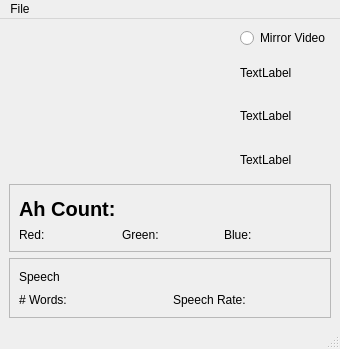
Old version of the form Final_Project.ui in the repository hansenc101/SANE_Final_Project.
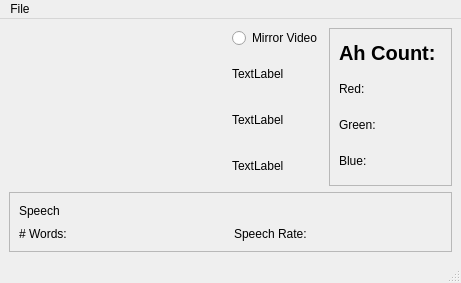
New version of the form.

Commit message: Reorganize GUI, improve application startup reliability.

```diff
--- a/Final_Project.ui
+++ b/Final_Project.ui
@@ -6,8 +6,8 @@
    <rect>
     <x>0</x>
     <y>0</y>
-    <width>340</width>
-    <height>349</height>
+    <width>461</width>
+    <height>283</height>
    </rect>
   </property>
   <property name="windowTitle">
@@ -100,7 +100,7 @@
       </property>
      </widget>
     </item>
-    <item row="1" column="0" rowspan="2" colspan="2">
+    <item row="0" column="2">
      <widget class="QFrame" name="frame">
       <property name="minimumSize">
        <size>
@@ -115,28 +115,7 @@
        <enum>QFrame::Raised</enum>
       </property>
       <layout class="QGridLayout" name="gridLayout_3">
-       <item row="1" column="1">
-        <widget class="QLabel" name="greenMagLabel">
-         <property name="text">
-          <string>Green:</string>
-         </property>
-        </widget>
-       </item>
-       <item row="1" column="2">
-        <widget class="QLabel" name="blueMagLabel">
-         <property name="text">
-          <string>Blue:</string>
-         </property>
-        </widget>
-       </item>
-       <item row="1" column="0">
-        <widget class="QLabel" name="redMagLabel">
-         <property name="text">
-          <string>Red:</string>
-         </property>
-        </widget>
-       </item>
-       <item row="0" column="0" colspan="3">
+       <item row="0" column="0" colspan="4">
         <widget class="QLabel" name="ahCountLabel">
          <property name="minimumSize">
           <size>
@@ -159,10 +138,31 @@
          </property>
         </widget>
        </item>
+       <item row="3" column="0">
+        <widget class="QLabel" name="blueMagLabel">
+         <property name="text">
+          <string>Blue:</string>
+         </property>
+        </widget>
+       </item>
+       <item row="2" column="0">
+        <widget class="QLabel" name="greenMagLabel">
+         <property name="text">
+          <string>Green:</string>
+         </property>
+        </widget>
+       </item>
+       <item row="1" column="0">
+        <widget class="QLabel" name="redMagLabel">
+         <property name="text">
+          <string>Red:</string>
+         </property>
+        </widget>
+       </item>
       </layout>
      </widget>
     </item>
-    <item row="3" column="0" colspan="2">
+    <item row="3" column="0" colspan="3">
      <widget class="QFrame" name="frame_2">
       <property name="minimumSize">
        <size>
@@ -208,7 +208,7 @@
     <rect>
      <x>0</x>
      <y>0</y>
-     <width>340</width>
+     <width>461</width>
      <height>31</height>
     </rect>
    </property>
```
The commit also changes 3 other files.
